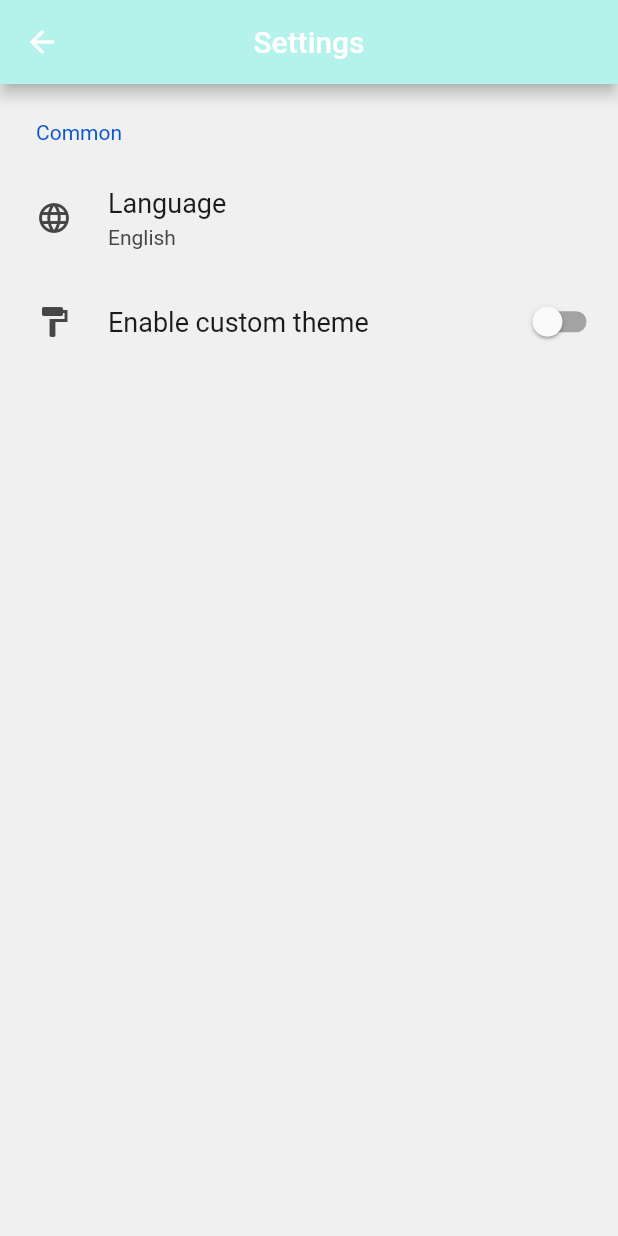
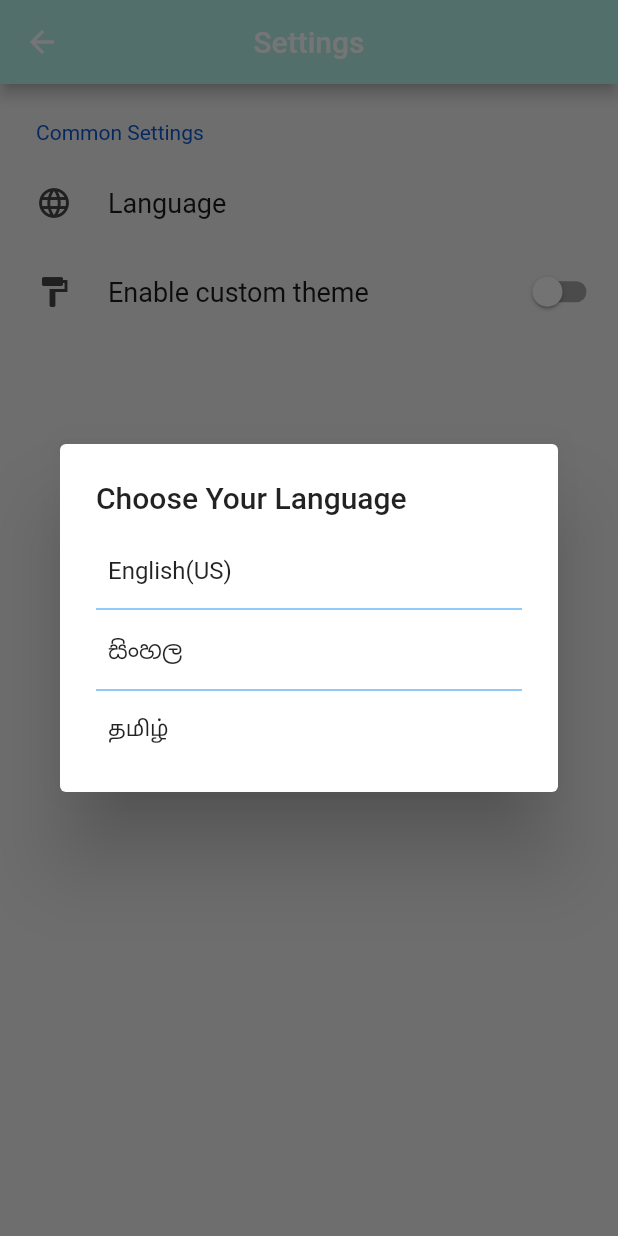
Before and after one commit to cepdnaclk/SnaT-meal-tracking-app, a Flutter app: the SettingsView screen opened directly, after a tap on "Language", on a phone screen of 412 x 824 dp. Run offline on Flutter 3.47's test engine with Material 2 defaults, Android fonts, the light colour scheme and no system bars; drawn by our look-alikes of settings_ui; our stand-ins replace camera, firebase_auth, firebase_core, gallery_saver, get, google_sign_in and 4 more; missing offline and left inert: flutter_3d_choice_chip, pretty_gauge; accounts and stored records are empty.

Commit message:
Add in app language translation

```diff
--- a/lib/Components/DrawerView/SettingsView.dart
+++ b/lib/Components/DrawerView/SettingsView.dart
@@ -1,6 +1,8 @@
 import 'package:flutter/material.dart';
+import 'package:mobile_app/Settings/ChangeAppLanguage.dart';
 import 'package:mobile_app/Theme/theme_info.dart';
 import 'package:settings_ui/settings_ui.dart';
+import 'package:get/get.dart';
 
 class SettingsView extends StatelessWidget {
   const SettingsView({Key? key}) : super(key: key);
@@ -11,27 +13,26 @@ class SettingsView extends StatelessWidget {
       appBar: AppBar(
         centerTitle: true,
         backgroundColor: ThemeInfo.primaryColor,
-        title: const Text('Settings'),
+        title: Text('settings'.tr),
       ),
       body: SettingsList(
         platform: DevicePlatform.iOS,
         sections: [
           SettingsSection(
-            title: const Text('Common'),
+            title: Text('common'.tr),
             tiles: <SettingsTile>[
               SettingsTile.navigation(
                 onPressed: (context){
-
+                  var changelanguage = ChangeLanguage().buildLanguageDialog(context);
                 },
                 leading: const Icon(Icons.language),
-                title: const Text('Language'),
-                value: const Text('English'),
+                title: Text('language'.tr),
               ),
               SettingsTile.switchTile(
                 onToggle: (value) {},
                 initialValue: false,
                 leading: const Icon(Icons.format_paint),
-                title: const Text('Enable custom theme'),
+                title: Text('customTheme'.tr),
               ),
             ],
           ),
--- a/lib/LocaleString.dart
+++ b/lib/LocaleString.dart
@@ -9,19 +9,34 @@ class LocalString extends Translations{
     // key and English(US) translation
     'en_US':{
       'age': 'Age',
-      'weight': 'Weight(Kg)'
+      'weight': 'Weight(Kg)',
+      'settings' : 'Settings',
+      'common' : 'Common Settings',
+      'language' : 'Language',
+      'lang' : 'English',
+      'customTheme' : 'Enable custom theme',
     },
 
     // key and Sinhala translation
     'si_SL':{
       'age': 'වයස',
-      'weight': 'බර (Kg)'
+      'weight': 'බර (Kg)',
+      'settings' : 'සැකසුම්',
+      'common' : 'පොදු සැකසුම්',
+      'language' : 'භාෂාව',
+      'lang' : 'සිංහල',
+      'customTheme' : 'අභිරුචි තේමාව වෙනස් කරන්න',
     },
 
     // key and Tamil translation
     'tm_SL_':{
       'age': 'வயது',
-      'weight': 'எடை (Kg)'
+      'weight': 'எடை (Kg)',
+      'settings' : 'அமைப்புகள்',
+      'common' : 'பொதுவான அமைப்புகள்',
+      'language' : 'மொழி',
+      'lang' : 'தமிழ்',
+      'customTheme' : 'தனிப்பயன் தீம் இயக்கவும்',
     }
 
   };
--- /dev/null
+++ b/lib/Settings/ChangeAppLanguage.dart
@@ -0,0 +1,47 @@
+import 'package:flutter/material.dart';
+import 'package:get/get.dart';
+
+class ChangeLanguage {
+
+  final List locale = [
+    {'name': 'English(US)', 'locale': const Locale('en', 'US')},
+    {'name': 'සිංහල', 'locale': const Locale('si', 'SL')},
+    {'name': 'தமிழ்', 'locale': const Locale('tm', 'SL')}
+  ];
+
+  updateLanguage(Locale locale){
+    Get.back();
+    Get.updateLocale(locale);
+  }
+
+  buildLanguageDialog(BuildContext context){
+    showDialog(context: context,
+        builder: (builder){
+          return AlertDialog(
+            title: const Text('Choose Your Language'),
+            content: SizedBox(
+              width: double.maxFinite,
+              child: ListView.separated(
+                  shrinkWrap: true,
+                  itemBuilder: (context,index){
+                    return Padding(
+                      padding: const EdgeInsets.all(8.0),
+                      child: GestureDetector(child: Text(locale[index]['name']),onTap: (){
+                        print(locale[index]['name']);
+                        updateLanguage(locale[index]['locale']);
+                      },),
+                    );
+                  }, separatorBuilder: (context,index){
+                return const Divider(
+                  color: Colors.blue,
+                );
+              }, itemCount: locale.length
+              ),
+            ),
+          );
+        }
+    );
+  }
+
+
+}
--- a/lib/Settings/ChangeLang.dart
+++ /dev/null
@@ -1,10 +0,0 @@
-import 'package:flutter/material.dart';
-
-class ChangeLanguage extends StatelessWidget {
-  const ChangeLanguage({Key? key}) : super(key: key);
-
-  @override
-  Widget build(BuildContext context) {
-    return ;
-  }
-}
```
